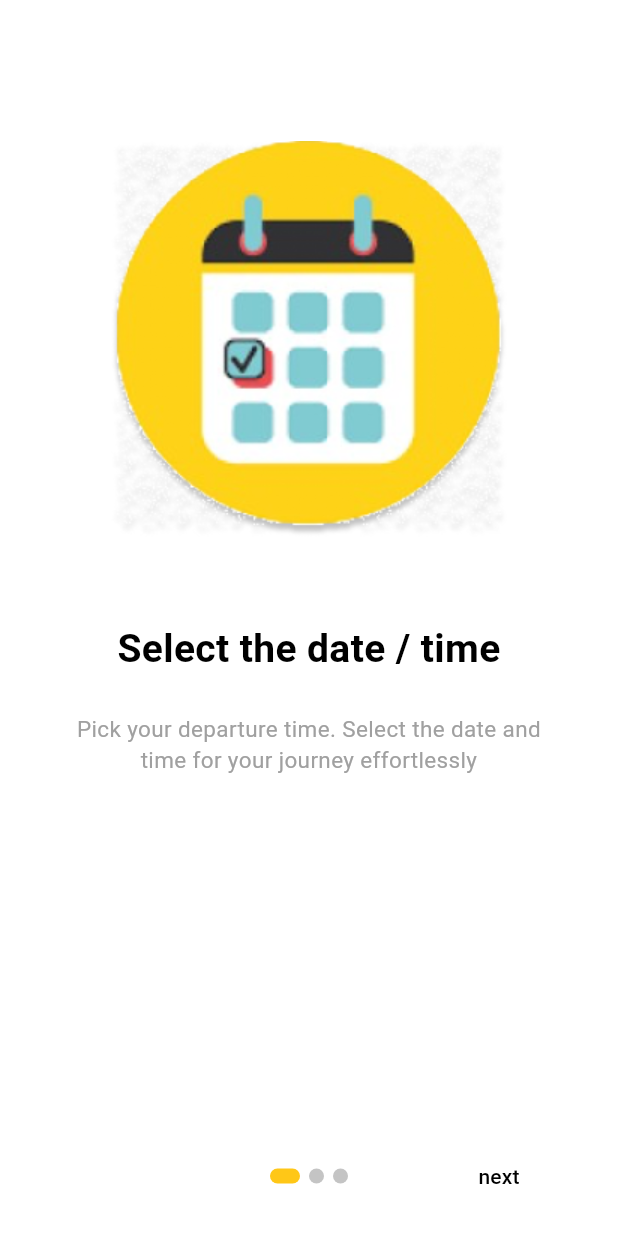
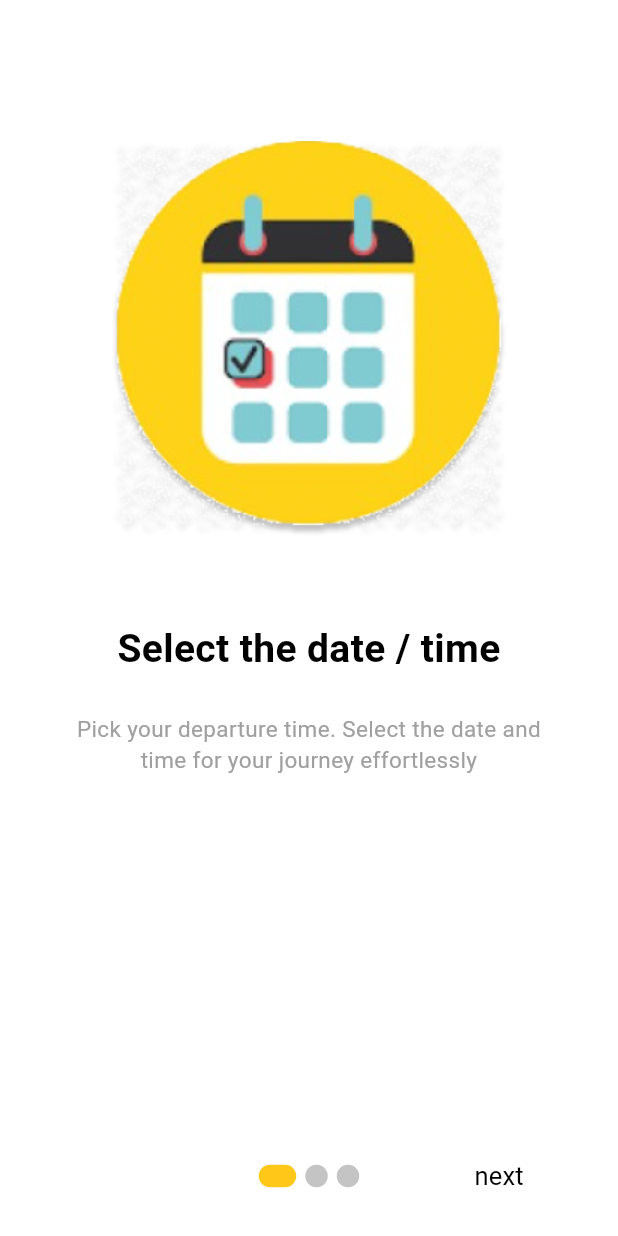
Before and after one commit to Chihab-Dev/carpool_front, a Flutter app: the screen it shows after launch, on a phone screen of 412 x 824 dp. Run offline on Flutter 3.47's test engine with Material 3 defaults, Android fonts, the light colour scheme and no system bars; drawn by our look-alikes of introduction_screen.

Commit message:
[ADD] traveller Or Driver screen & update onBoarding scren

```diff
--- a/lib/presentation/components/appsize.dart
+++ b/lib/presentation/components/appsize.dart
@@ -65,5 +65,6 @@ class AppSize {
   static const double s280 = 280.0;
   static const double s300 = 300.0;
   static const double s310 = 310.0;
+  static const double s350 = 350.0;
   static const double s400 = 400.0;
 }
--- a/lib/presentation/components/assets_manager.dart
+++ b/lib/presentation/components/assets_manager.dart
@@ -7,6 +7,8 @@ class ImageAsset {
   static const String onboardingRoute = "$imagePath/route.png";
   static const String onboardingTravel = "$imagePath/travel.png";
   static const String car = "$imagePath/car.png";
+    static const String travellerOrDriver = "$imagePath/travellerOrDriver.png";
+
 }
 
 class LottieAsset {}
--- a/lib/presentation/components/font_manager.dart
+++ b/lib/presentation/components/font_manager.dart
@@ -4,7 +4,7 @@ class FontWeightManager {
   static const FontWeight light = FontWeight.w300;
   static const FontWeight regular = FontWeight.w400;
   static const FontWeight medium = FontWeight.w500;
-  static const FontWeight semiBold = FontWeight.w600;
+  static const FontWeight semiBold = FontWeight.w700;
 }
 
 class FontSize {
--- /dev/null
+++ b/lib/presentation/components/strings_manager.dart
@@ -0,0 +1,24 @@
+class AppStrings {
+  // onboarding ::
+  static String next = 'next';
+  static String back = 'back';
+  static String done = 'DONE';
+
+  static String selectDateAndTime = 'Select the date / time';
+  static String selectDateAndTimeBody =
+      'Pick your departure time. Select the date and time for your journey effortlessly';
+
+  static String chooseTheRoute = 'Choose the route';
+  static String chooseTheRouteBody = 'Select your preferred route. Find the best path to your destination with ease.';
+
+  static String travel = 'Travel';
+  static String travelBody = 'Begin your journey. Join rides, connect with drivers and passengers, and enjoy the trip';
+
+  // AUTH ::
+  static String howDoYouWantToContinueAs = 'How do you want to    continue as?';
+  static String howDoYouWantToContinueAsBody =
+      'You can login as a driver or a traveller,                select one to continue ';
+
+  static String traveller = 'Traveller';
+  static String driver = 'Driver';
+}
--- a/lib/presentation/components/styles_manager.dart
+++ b/lib/presentation/components/styles_manager.dart
@@ -26,10 +26,10 @@ TextStyle getSmallRegularStyle({
 }
 
 TextStyle getMeduimStyle({
-  double fontSize = FontSize.s18,
+  double fontSize = FontSize.s20,
   required Color color,
 }) {
-  return _getTextStyle(fontSize, FontWeightManager.medium, color);
+  return _getTextStyle(fontSize, FontWeightManager.semiBold, color);
 }
 
 TextStyle getRegularStyle({
--- a/lib/presentation/screens/onboarding/onboarding.dart
+++ b/lib/presentation/screens/onboarding/onboarding.dart
@@ -1,7 +1,9 @@
 import 'package:carpool/presentation/components/appsize.dart';
 import 'package:carpool/presentation/components/assets_manager.dart';
 import 'package:carpool/presentation/components/color_manager.dart';
+import 'package:carpool/presentation/components/strings_manager.dart';
 import 'package:carpool/presentation/components/styles_manager.dart';
+import 'package:carpool/presentation/screens/auth/travellerOrDriver/travellerOrDriver.dart';
 import 'package:flutter/material.dart';
 import 'package:introduction_screen/introduction_screen.dart';
 
@@ -17,23 +19,27 @@ class OnboardingView extends StatelessWidget {
       showBackButton: true,
       showDoneButton: true,
       onDone: () {
-        //TODO: NAVIGATE TO LOGIN SCREEN
+        Navigator.pushReplacement(
+            context,
+            MaterialPageRoute(
+              builder: (context) => const TravellerOrDriverView(),
+            ));
       },
       next: Text(
-        'next',
-        style: TextStyle(color: ColorManager.dark),
+        AppStrings.next,
+        style: getSmallRegularStyle(color: ColorManager.dark).copyWith(fontSize: 17),
       ),
       back: Text(
-        'back',
-        style: TextStyle(color: ColorManager.dark),
+        AppStrings.back,
+        style: getSmallRegularStyle(color: ColorManager.dark).copyWith(fontSize: 17),
       ),
       done: Text(
-        'DONE',
-        style: TextStyle(color: ColorManager.dark),
+        AppStrings.done,
+        style: getSmallRegularStyle(color: ColorManager.dark).copyWith(fontSize: 17),
       ),
       dotsDecorator: DotsDecorator(
-        size: const Size.square(10.0),
-        activeSize: const Size(20.0, 10.0),
+        size: const Size.square(15.0),
+        activeSize: const Size(25.0, 15.0),
         activeColor: ColorManager.yellow,
         color: ColorManager.lightGrey,
         spacing: const EdgeInsets.symmetric(horizontal: 3.0),
@@ -45,8 +51,8 @@ class OnboardingView extends StatelessWidget {
 
 List<PageViewModel> pagesViewModel = [
   PageViewModel(
-    title: 'Select the date / time',
-    body: 'Pick your departure time. Select the date and time for your journey effortlessly',
+    title: AppStrings.selectDateAndTime,
+    body: AppStrings.selectDateAndTimeBody,
     image: Image.asset(ImageAsset.onboardingDate),
     decoration: PageDecoration(
       titleTextStyle: getRegularStyle(color: ColorManager.dark),
@@ -59,8 +65,8 @@ List<PageViewModel> pagesViewModel = [
     ),
   ),
   PageViewModel(
-    title: 'Choose the route',
-    body: 'Select your preferred route. Find the best path to your destination with ease.',
+    title: AppStrings.chooseTheRoute,
+    body: AppStrings.chooseTheRouteBody,
     image: Image.asset(ImageAsset.onboardingRoute),
     decoration: PageDecoration(
       titleTextStyle: getRegularStyle(color: ColorManager.dark),
@@ -73,8 +79,8 @@ List<PageViewModel> pagesViewModel = [
     ),
   ),
   PageViewModel(
-    title: 'Travel',
-    body: 'Begin your journey. Join rides, connect with drivers and passengers, and enjoy the trip',
+    title: AppStrings.travel,
+    body: AppStrings.travelBody,
     image: Image.asset(ImageAsset.onboardingTravel),
     decoration: PageDecoration(
       titleTextStyle: getRegularStyle(color: ColorManager.dark),
```
Also changed, not shown: lib/presentation/screens/auth/travellerOrDriver/travellerOrDriver.dart (added, +82 -0 lines), assets/images/travellerOrDriver.png (added).
